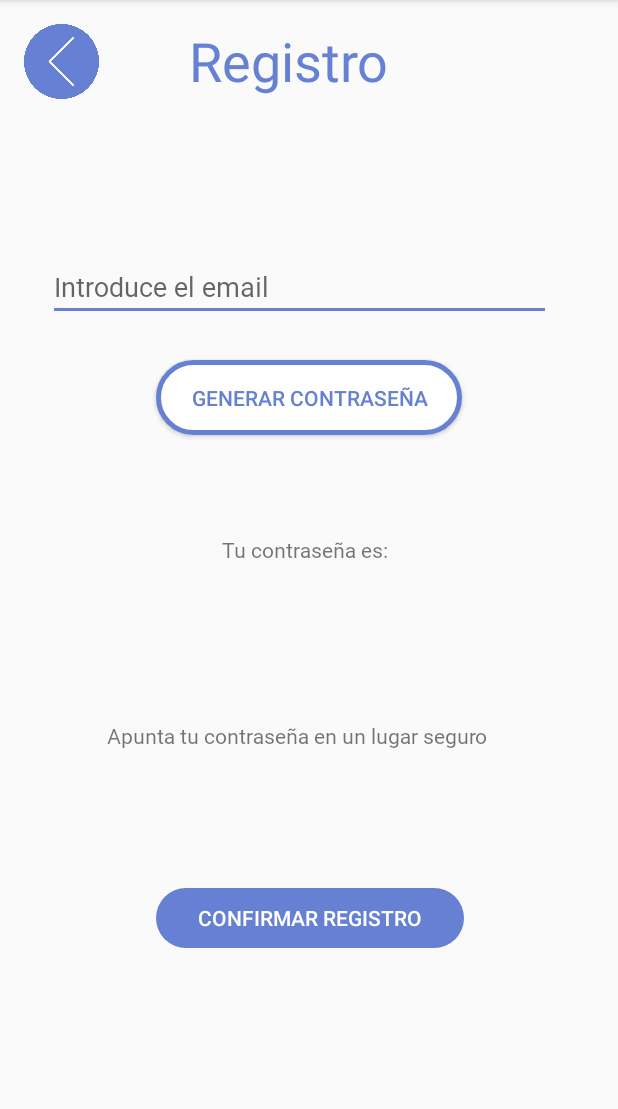
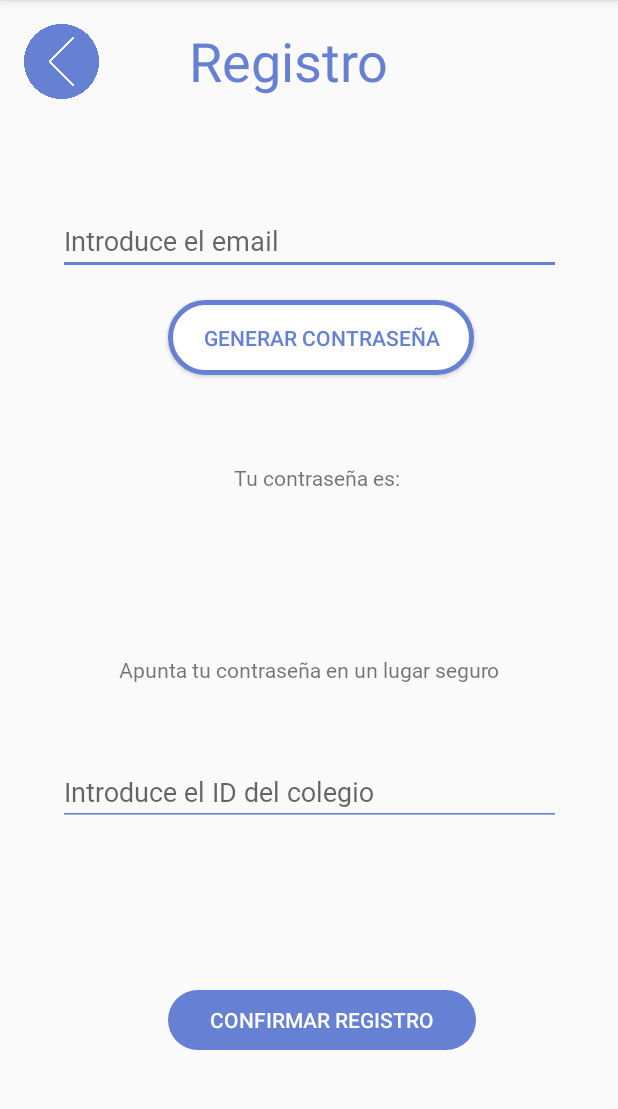
Before and after one commit to Alejandro1793/Proyecto, an Android app: the RegistroAdministrador2b screen opened directly, with no data from a screen before it, on a phone screen of 412 x 824 dp, the part 84-1193 px from its top. Run offline under Robolectric (Android 15) with nearby library versions, the phone set to English and light mode, and no system bars; our stand-ins replace Firebase (no records; nobody signed in at launch, a user with empty details on screens opened directly); Roboto replaces fonts that are not available here.

Commit message:
Día 01/04

```diff
--- a/app/src/main/AndroidManifest.xml
+++ b/app/src/main/AndroidManifest.xml
@@ -9,7 +9,7 @@
         android:roundIcon="@mipmap/ic_launcher_round"
         android:supportsRtl="true"
         android:theme="@style/AppTheme">
-        <activity android:name=".IniciarSesion2"/>
+        <activity android:name=".Registro2"/>
         <activity android:name=".Dialogo_eliminar_profe" />
         <activity android:name=".Dialogo_eliminar_aula" />
         <activity android:name=".ModificarColegio4" />
--- a/app/src/main/java/com/frutosajniahperez/proyecto/IniciarSesion2a.java
+++ b/app/src/main/java/com/frutosajniahperez/proyecto/IniciarSesion2a.java
@@ -85,7 +85,7 @@ public class IniciarSesion2a extends AppCompatActivity {
         btnRegresar.setOnClickListener(new View.OnClickListener() {
             @Override
             public void onClick(View v) {
-                startActivity(new Intent(IniciarSesion2a.this, IniciarSesion2.class));
+                startActivity(new Intent(IniciarSesion2a.this, Registro2.class));
                 finish();
             }
         });
--- a/app/src/main/java/com/frutosajniahperez/proyecto/InicioSesionExitoso.java
+++ b/app/src/main/java/com/frutosajniahperez/proyecto/InicioSesionExitoso.java
@@ -27,7 +27,7 @@ public class InicioSesionExitoso extends AppCompatActivity {
             @Override
             public void onClick(View v) {
                 FirebaseAuth.getInstance().signOut();
-                startActivity(new Intent(InicioSesionExitoso.this, IniciarSesion2.class));
+                startActivity(new Intent(InicioSesionExitoso.this, Registro2.class));
             }
         });
     }
--- a/app/src/main/java/com/frutosajniahperez/proyecto/Principal.java
+++ b/app/src/main/java/com/frutosajniahperez/proyecto/Principal.java
@@ -24,7 +24,7 @@ public class Principal extends AppCompatActivity {
         btnInicioSesion.setOnClickListener(new View.OnClickListener() {
             @Override
             public void onClick(View v) {
-                startActivity(new Intent(Principal.this, IniciarSesion2.class));
+                startActivity(new Intent(Principal.this, IniciarSesion2a.class));
             }
         });
 
@@ -33,7 +33,7 @@ public class Principal extends AppCompatActivity {
         btnRegistro.setOnClickListener(new View.OnClickListener() {
             @Override
             public void onClick(View v) {
-                startActivity(new Intent(Principal.this, RegistroAdministrador2b.class));
+                startActivity(new Intent(Principal.this, Registro2.class));
             }
         });
     }
--- a/app/src/main/res/layout/activity_iniciar_sesion_admin2a.xml
+++ b/app/src/main/res/layout/activity_iniciar_sesion_admin2a.xml
@@ -7,8 +7,8 @@
     tools:context=".IniciarSesion2a">
 
     <LinearLayout
-        android:layout_width="399dp"
-        android:layout_height="93dp"
+        android:layout_width="402dp"
+        android:layout_height="58dp"
         android:layout_marginStart="16dp"
         android:layout_marginLeft="16dp"
         android:layout_marginTop="16dp"
@@ -38,7 +38,7 @@
             android:fontFamily="@font/yanone_kaffeesatz"
             android:paddingLeft="60dp"
             android:paddingRight="60dp"
-            android:text="@string/iniciar_sesion_admin"
+            android:text="@string/inicia_sesion"
             android:textColor="#6680d4"
             android:textSize="36dp" />
     </LinearLayout>
--- a/app/src/main/res/layout/activity_iniciar_sesion2.xml
+++ b/app/src/main/res/layout/activity_registro2.xml
@@ -4,7 +4,7 @@
     xmlns:tools="http://schemas.android.com/tools"
     android:layout_width="match_parent"
     android:layout_height="match_parent"
-    tools:context=".IniciarSesion2">
+    tools:context=".Registro2">
 
     <ImageView
         android:id="@+id/btnRegresar"
@@ -29,7 +29,7 @@
         android:layout_height="50dp"
         android:background="@drawable/forma_boton_contraria"
         android:fontFamily="@font/yanone_kaffeesatz"
-        android:text="@string/iniciar_sesion_como_profesor"
+        android:text="@string/registrarse_como_profesor"
         android:textColor="#6680D4"
         android:textSize="24sp"
         app:layout_constraintBottom_toBottomOf="parent"
@@ -44,7 +44,7 @@
         android:layout_height="50dp"
         android:background="@drawable/forma_boton"
         android:fontFamily="@font/yanone_kaffeesatz"
-        android:text="@string/iniciar_sesion_como_administrador"
+        android:text="@string/registrarse_como_administrador"
         android:textColor="#FFFFFF"
         android:textSize="24sp"
         app:layout_constraintBottom_toBottomOf="parent"
--- a/app/src/main/res/layout/activity_registro_usuario_2b.xml
+++ b/app/src/main/res/layout/activity_registro_administrador_2b.xml
@@ -49,9 +49,9 @@
         android:id="@+id/txtPassGenerada"
         android:layout_width="wrap_content"
         android:layout_height="wrap_content"
-        android:layout_marginStart="104dp"
-        android:layout_marginLeft="104dp"
-        android:layout_marginBottom="312dp"
+        android:layout_marginStart="112dp"
+        android:layout_marginLeft="112dp"
+        android:layout_marginBottom="360dp"
         android:fontFamily="@font/nova_slim"
         android:textColor="#6680D4"
         android:textSize="40sp"
@@ -62,9 +62,9 @@
         android:id="@+id/btnAceptarDatos"
         android:layout_width="205dp"
         android:layout_height="40dp"
-        android:layout_marginStart="104dp"
-        android:layout_marginLeft="104dp"
-        android:layout_marginBottom="136dp"
+        android:layout_marginStart="112dp"
+        android:layout_marginLeft="112dp"
+        android:layout_marginBottom="68dp"
         android:background="@drawable/forma_boton"
         android:enabled="false"
         android:text="@string/confirmar_registro"
@@ -77,9 +77,9 @@
         android:id="@+id/btnGenerar"
         android:layout_width="204dp"
         android:layout_height="50dp"
-        android:layout_marginStart="104dp"
-        android:layout_marginLeft="104dp"
-        android:layout_marginTop="240dp"
+        android:layout_marginStart="112dp"
+        android:layout_marginLeft="112dp"
+        android:layout_marginTop="200dp"
         android:background="@drawable/forma_boton_contraria"
         android:text="@string/generar_contra"
         android:textColor="#6680D4"
@@ -90,21 +90,20 @@
         android:id="@+id/label2"
         android:layout_width="wrap_content"
         android:layout_height="wrap_content"
-        android:layout_marginBottom="268dp"
+        android:layout_marginBottom="312dp"
         android:fontFamily="@font/nova_slim"
         android:text="@string/apunta_tu_contrase_a_en_un_lugar_seguro"
         app:layout_constraintBottom_toBottomOf="parent"
         app:layout_constraintEnd_toEndOf="parent"
-        app:layout_constraintHorizontal_bias="0.451"
         app:layout_constraintStart_toStartOf="parent" />
 
     <TextView
         android:id="@+id/label"
         android:layout_width="wrap_content"
         android:layout_height="wrap_content"
-        android:layout_marginStart="148dp"
-        android:layout_marginLeft="148dp"
-        android:layout_marginBottom="392dp"
+        android:layout_marginStart="156dp"
+        android:layout_marginLeft="156dp"
+        android:layout_marginBottom="440dp"
         android:fontFamily="@font/nova_slim"
         android:text="@string/tu_contra_es"
         app:layout_constraintBottom_toBottomOf="parent"
@@ -120,17 +119,36 @@
         android:layout_marginEnd="8dp"
         android:layout_marginRight="8dp"
         android:layout_marginBottom="26dp"
+        android:autofillHints=""
+        android:backgroundTint="#6680d4"
         android:ems="10"
         android:fontFamily="@font/nova_slim"
         android:hint="@string/introduce_el_email"
-        android:backgroundTint="#6680d4"
         android:inputType="textEmailAddress"
         app:layout_constraintBottom_toTopOf="@+id/btnGenerar"
         app:layout_constraintEnd_toEndOf="parent"
-        app:layout_constraintHorizontal_bias="0.395"
+        app:layout_constraintHorizontal_bias="0.506"
         app:layout_constraintStart_toStartOf="parent"
         app:layout_constraintTop_toBottomOf="@+id/linearLayout"
-        app:layout_constraintVertical_bias="1.0"
-        android:autofillHints="" tools:targetApi="lollipop"/>
+        app:layout_constraintVertical_bias="0.0"
+        tools:targetApi="lollipop" />
+
+    <EditText
+        android:id="@+id/txtRegistroCole"
+        android:layout_width="335dp"
+        android:layout_height="42dp"
+        android:autofillHints=""
+        android:backgroundTint="#6680d4"
+        android:ems="10"
+        android:fontFamily="@font/nova_slim"
+        android:hint="Introduce el ID del colegio"
+        android:inputType="textEmailAddress"
+        app:layout_constraintBottom_toBottomOf="parent"
+        app:layout_constraintEnd_toEndOf="parent"
+        app:layout_constraintHorizontal_bias="0.505"
+        app:layout_constraintStart_toStartOf="parent"
+        app:layout_constraintTop_toTopOf="parent"
+        app:layout_constraintVertical_bias="0.701"
+        tools:targetApi="lollipop" />
 
 </androidx.constraintlayout.widget.ConstraintLayout>
--- a/app/src/main/res/values/strings.xml
+++ b/app/src/main/res/values/strings.xml
@@ -11,8 +11,8 @@
     <string name="registro">Registro</string>
     <string name="introduce_la_contra">Introduce la contraseña</string>
     <string name="tu_contra_es">Tu contraseña es:</string>
-    <string name="iniciar_sesion_como_administrador">Inicio sesión como administrador</string>
-    <string name="iniciar_sesion_como_profesor">Inicio sesión como profesor</string>
+    <string name="registrarse_como_administrador">Registrarse como administrador</string>
+    <string name="registrarse_como_profesor">Registrarse como profesor</string>
     <string name="confirmar_registro">Confirmar Registro</string>
     <string name="apunta_tu_contrase_a_en_un_lugar_seguro">Apunta tu contraseña en un lugar seguro</string>
     <string name="crear_colegio">Crear colegio</string>
```
Also changed, not shown: app/src/main/java/com/frutosajniahperez/proyecto/PantallaInicio3.java (+36 -0 lines), app/src/main/java/com/frutosajniahperez/proyecto/Registro2.java (renamed from app/src/main/java/com/frutosajniahperez/proyecto/IniciarSesion2.java, +5 -5 lines), app/src/main/java/com/frutosajniahperez/proyecto/RegistroAdministrador2b.java (+42 -4 lines), app/src/main/java/com/frutosajniahperez/proyecto/RegistroColegio.java (+16 -29 lines), app/src/main/java/com/frutosajniahperez/proyecto/Roles.java (added, +46 -0 lines), app/src/main/java/com/frutosajniahperez/proyecto/Usuario.java (+23 -1 lines), app/src/main/res/layout/activity_registro_colegio.xml (+6 -31 lines).
